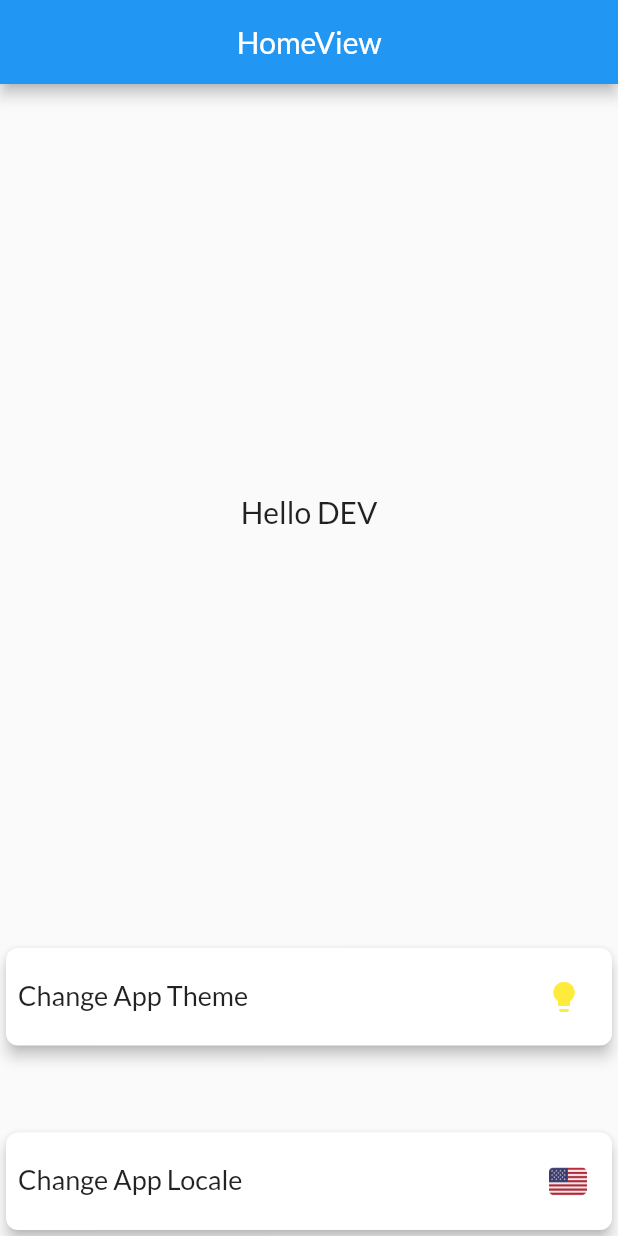
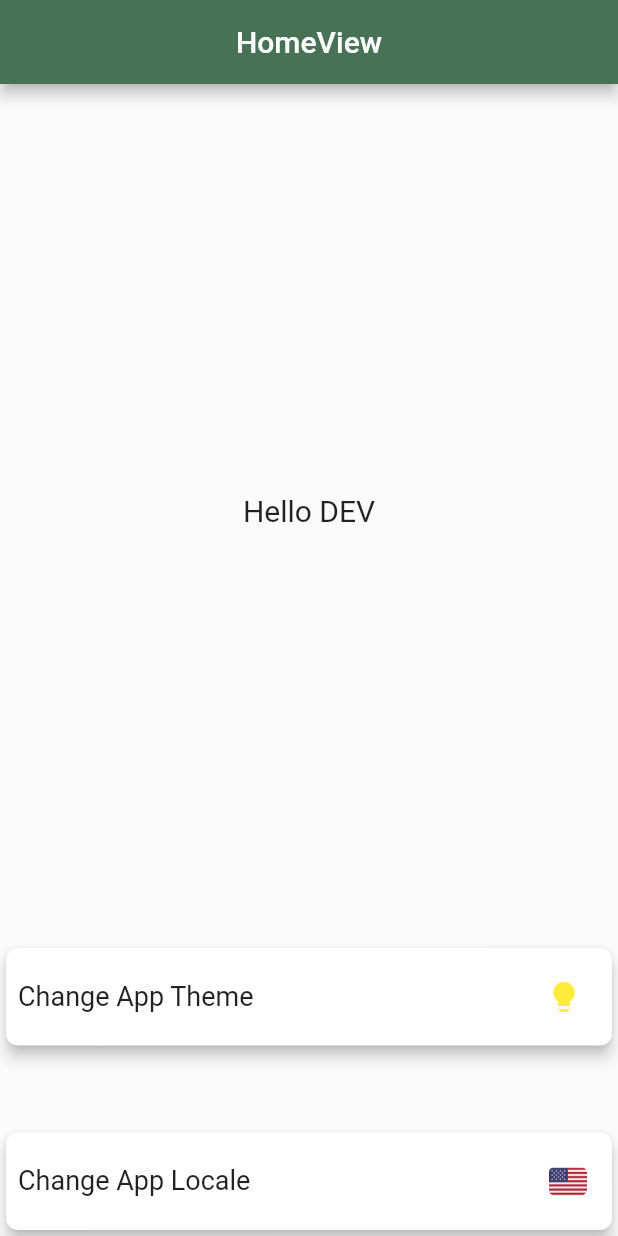
Before and after one commit to LHHan/base_project, a Flutter app: the screen it shows after launch, on a phone screen of 412 x 824 dp. Run offline on Flutter 3.47's test engine with Material 2 defaults, Android fonts, the phone set to English and light mode, and no system bars; our stand-ins replace get, logger; statements that could not run were skipped.

Commit message:
Update app theme

```diff
--- a/lib/app/core/utils/app_colors.dart
+++ b/lib/app/core/utils/app_colors.dart
@@ -9,7 +9,8 @@ class AppColors {
 
   AppColors._internal();
 
-  Color colorBackground = const Color(0xFFFAFAFA);
-  Color colorMainText = const Color(0xFF000000);
-  Color colorHintText = const Color(0xFFD5D5D6);
+  Color colorPrimary = const Color(0xFF477256);
+  Color colorSecondary = const Color(0xFF988F22);
+  Color colorError = const Color(0xFFB00020);
+  Color colorBackground = const Color(0xFFFDFBF3);
 }
--- a/lib/app/core/utils/app_theme.dart
+++ b/lib/app/core/utils/app_theme.dart
@@ -14,13 +14,25 @@ class AppTheme {
 
   /// Light theme
   ThemeData light = ThemeData(
-    brightness: Brightness.light,
-    fontFamily: AppAssets().fontLato,
+    colorScheme: ColorScheme(
+      brightness: Brightness.light,
+      primary: AppColors().colorPrimary,
+      onPrimary: Colors.white,
+      secondary: AppColors().colorSecondary,
+      onSecondary: Colors.white,
+      error: AppColors().colorError,
+      onError: Colors.white,
+      background: AppColors().colorBackground,
+      onBackground: Colors.black,
+      surface: Colors.white,
+      onSurface: Colors.black,
+    ),
+    fontFamily: AppAssets().fontRoboto,
   );
 
   /// Dart theme
   ThemeData dark = ThemeData(
     brightness: Brightness.dark,
-    fontFamily: AppAssets().fontLato,
+    fontFamily: AppAssets().fontRoboto,
   );
 }
```
